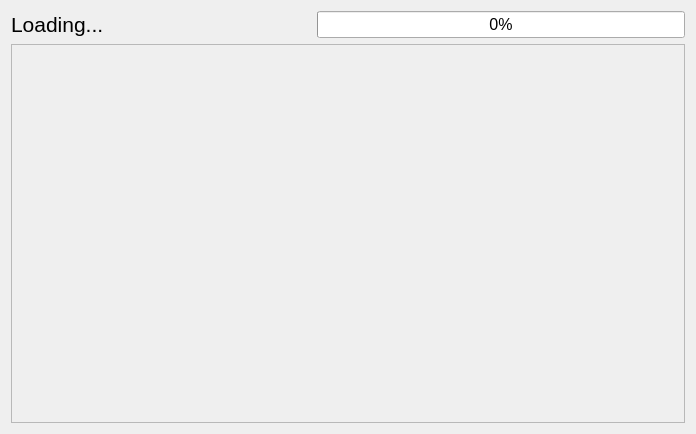
This is UI/download.ui in UjwalReddy267/COMIC_SD as Qt 5 draws it before an edit. The edited form follows.
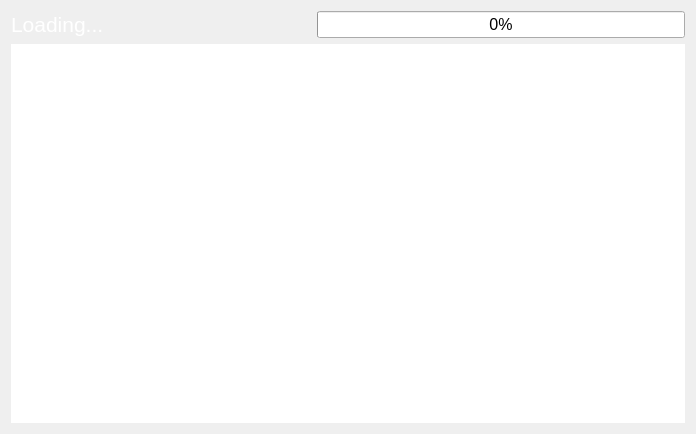
This is the edited form.

What changed in the file:
```diff
--- a/UI/download.ui
+++ b/UI/download.ui
@@ -35,9 +35,15 @@
          <pointsize>16</pointsize>
         </font>
        </property>
+       <property name="styleSheet">
+        <string notr="true">color:#ffffff</string>
+       </property>
        <property name="text">
         <string>Loading...</string>
        </property>
+       <property name="alignment">
+        <set>Qt::AlignLeading|Qt::AlignLeft|Qt::AlignVCenter</set>
+       </property>
        <property name="wordWrap">
         <bool>true</bool>
        </property>
@@ -61,25 +67,18 @@
     </layout>
    </item>
    <item>
-    <widget class="QScrollArea" name="comicDownloadFrame">
-     <property name="widgetResizable">
-      <bool>true</bool>
+    <widget class="QListWidget" name="progressList">
+     <property name="font">
+      <font>
+       <pointsize>12</pointsize>
+      </font>
      </property>
-     <widget class="QWidget" name="scrollAreaWidgetContents">
-      <property name="geometry">
-       <rect>
-        <x>0</x>
-        <y>0</y>
-        <width>676</width>
-        <height>377</height>
-       </rect>
-      </property>
-      <layout class="QVBoxLayout" name="verticalLayout">
-       <item>
-        <layout class="QHBoxLayout" name="horizontalLayout_3"/>
-       </item>
-      </layout>
-     </widget>
+     <property name="styleSheet">
+      <string notr="true"/>
+     </property>
+     <property name="frameShape">
+      <enum>QFrame::NoFrame</enum>
+     </property>
     </widget>
    </item>
   </layout>
```
Left out of the diff: 3 changed lines with no effect on the pictures.
